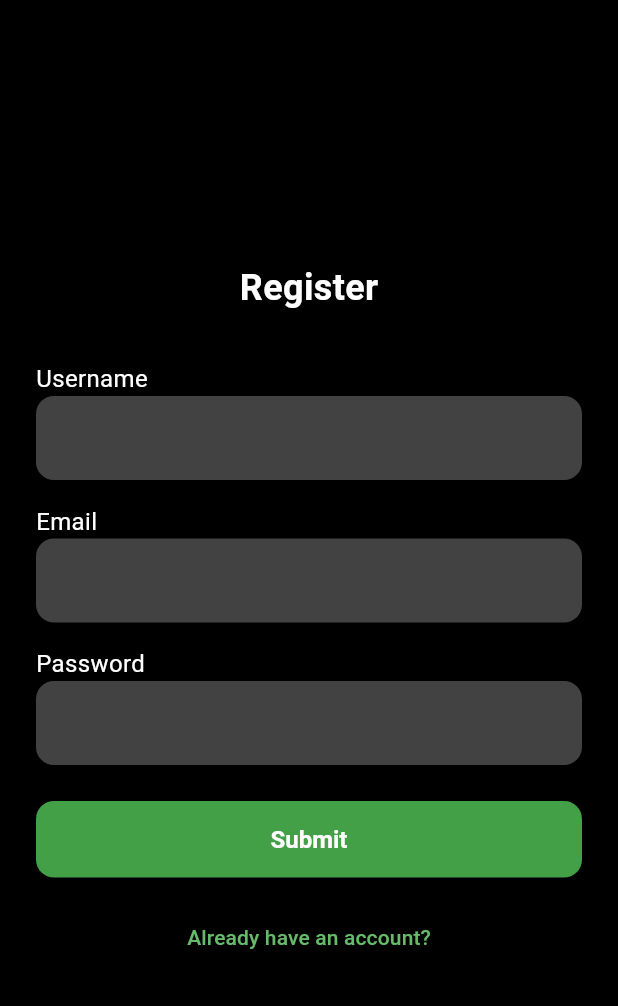
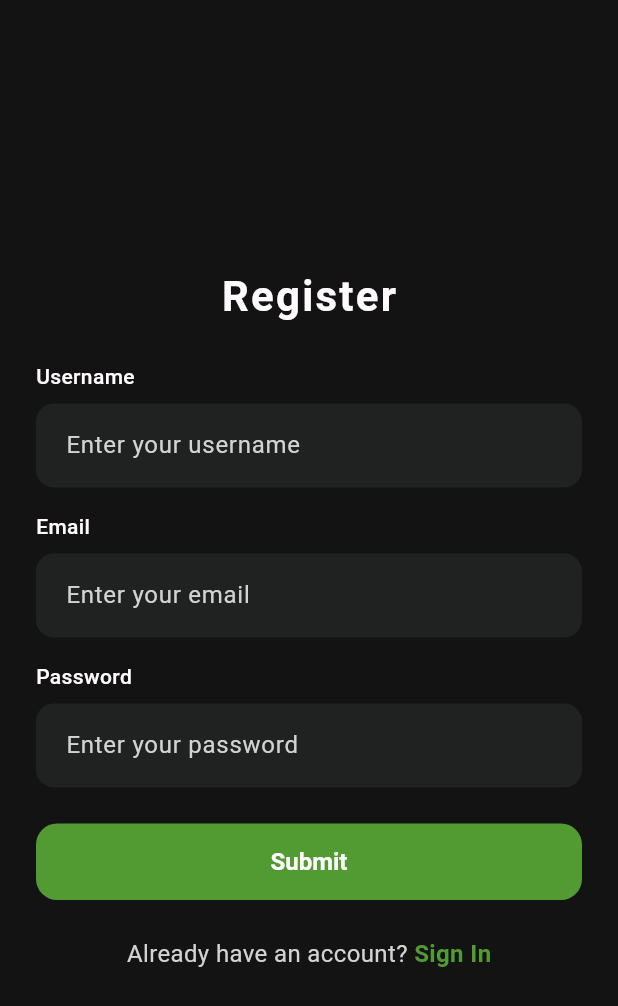
Before and after one commit to Prayatna-Rajkarnikar/fit_well, a Flutter app: the SignUpScreen screen opened directly, on a phone screen of 412 x 824 dp. Shown: the top 1006 px of the screen. Run offline on Flutter 3.47's test engine with Material 3 defaults, Android fonts, the phone set to English and light mode, and no system bars; our stand-ins replace shared_preferences; missing offline and left inert: is_wear, watch_connectivity, wear_plus; accounts and stored records are empty.

Commit message:
login & register design

```diff
--- a/lib/screens/signup_screen.dart
+++ b/lib/screens/signup_screen.dart
@@ -1,7 +1,8 @@
+import 'package:fit_well/screens/signin_screen.dart';
+import 'package:fit_well/utils/custom_themes/colors.dart';
 import 'package:flutter/material.dart';
 import 'package:provider/provider.dart';
-import 'package:fit_well/providers/auth_provider.dart';
-import 'signin_screen.dart';
+import '../providers/auth_provider.dart';
 
 class SignUpScreen extends StatefulWidget {
   const SignUpScreen({super.key});
@@ -11,9 +12,9 @@ class SignUpScreen extends StatefulWidget {
 }
 
 class _SignUpScreenState extends State<SignUpScreen> {
-  late TextEditingController _nameController = TextEditingController();
-  late TextEditingController _emailController = TextEditingController();
-  late TextEditingController _passwordController = TextEditingController();
+  late TextEditingController _nameController;
+  late TextEditingController _emailController;
+  late TextEditingController _passwordController;
 
   @override
   void initState() {
@@ -35,37 +36,44 @@ class _SignUpScreenState extends State<SignUpScreen> {
   Widget build(BuildContext context) {
     final authProvider = Provider.of<AuthProvider>(context);
 
-
     return Scaffold(
-      backgroundColor: Colors.black,
-      body: Padding(
-        padding: const EdgeInsets.symmetric(horizontal: 24.0),
-        child: Center(
+      backgroundColor: AppColors.myBlack,
+      body: Center(
         child: SingleChildScrollView(
+          padding: const EdgeInsets.symmetric(horizontal: 24, vertical: 48),
           child: Column(
             mainAxisAlignment: MainAxisAlignment.center,
             children: [
               const Text(
                 'Register',
                 style: TextStyle(
-                    fontSize: 24,
+                  fontSize: 28,
                   fontWeight: FontWeight.bold,
-                    color: Colors.white,
+                  color: AppColors.myWhite,
+                  letterSpacing: 1.5,
                 ),
               ),
-                const SizedBox(height: 32),
+              const SizedBox(height: 24),
+
               _buildLabel("Username"),
-                _buildInputField(controller: _nameController),
+              const SizedBox(height: 8),
+              _buildInputField(controller: _nameController, hintText: "Enter your username"),
               const SizedBox(height: 16),
+
               _buildLabel("Email"),
-                _buildInputField(controller: _emailController),
+              const SizedBox(height: 8),
+              _buildInputField(controller: _emailController, hintText: "Enter your email"),
               const SizedBox(height: 16),
+
               _buildLabel("Password"),
+              const SizedBox(height: 8),
               _buildInputField(
                 controller: _passwordController,
                 obscure: true,
+                hintText: "Enter your password",
               ),
               const SizedBox(height: 24),
+
               SizedBox(
                 width: double.infinity,
                 child: ElevatedButton(
@@ -77,41 +85,51 @@ class _SignUpScreenState extends State<SignUpScreen> {
                     );
                   },
                   style: ElevatedButton.styleFrom(
-                      backgroundColor: Colors.green[600],
+                    padding: const EdgeInsets.symmetric(vertical: 16),
+                    backgroundColor: AppColors.myGreen,
                     shape: RoundedRectangleBorder(
-                        borderRadius: BorderRadius.circular(12),
+                      borderRadius: BorderRadius.circular(14),
                     ),
-                      padding: const EdgeInsets.symmetric(vertical: 16),
                   ),
-                    child:
-                        authProvider.isLoading
-                            ? const CircularProgressIndicator(
-                              color: Colors.white,
-                            )
+                  child: authProvider.isLoading
+                      ? const CircularProgressIndicator(color: AppColors.myWhite)
                       : const Text(
                           'Submit',
                           style: TextStyle(
                             fontSize: 16,
                             fontWeight: FontWeight.w600,
+                            color: AppColors.myWhite,
                           ),
                         ),
                 ),
               ),
-                const SizedBox(height: 16),
-                TextButton(
-                  onPressed: () {
+              const SizedBox(height: 24),
+
+              Row(
+                mainAxisAlignment: MainAxisAlignment.center,
+                children: [
+                  Text(
+                    "Already have an account? ",
+                    style: TextStyle(color: AppColors.myLightGray),
+                  ),
+                  GestureDetector(
+                    onTap: () {
                       Navigator.pushReplacement(
                         context,
                         MaterialPageRoute(builder: (_) => const SignInScreen()),
                       );
                     },
                     child: Text(
-                    "Already have an account?",
-                    style: TextStyle(color: Colors.green[400]),
+                      "Sign In",
+                      style: TextStyle(
+                        color: AppColors.myGreen,
+                        fontWeight: FontWeight.w600,
+                      ),
                     ),
                   ),
                 ],
               ),
+            ],
           ),
         ),
       ),
@@ -121,26 +139,37 @@ class _SignUpScreenState extends State<SignUpScreen> {
   Widget _buildLabel(String text) {
     return Align(
       alignment: Alignment.centerLeft,
-      child: Text(text, style: const TextStyle(color: Colors.white)),
+      child: Text(
+        text,
+        style: const TextStyle(
+          color: AppColors.myWhite,
+          fontSize: 14,
+          fontWeight: FontWeight.w500,
+        ),
+      ),
     );
   }
 
   Widget _buildInputField({
     required TextEditingController controller,
     bool obscure = false,
+    String hintText = '',
   }) {
     return TextField(
       controller: controller,
       obscureText: obscure,
       decoration: InputDecoration(
+        hintText: hintText,
+        hintStyle: TextStyle(color: AppColors.myLightGray),
         filled: true,
-        fillColor: Colors.grey[800],
+        fillColor: AppColors.myGray.withOpacity(0.2),
+        contentPadding: const EdgeInsets.symmetric(vertical: 16, horizontal: 16),
         border: OutlineInputBorder(
           borderRadius: BorderRadius.circular(12),
           borderSide: BorderSide.none,
         ),
       ),
-      style: const TextStyle(color: Colors.white),
+      style: const TextStyle(color: AppColors.myWhite),
     );
   }
 }
```
Also changed, not shown: lib/screens/signin_screen.dart (+54 -25 lines). Lines whose indentation alone changed are shown as unchanged.
